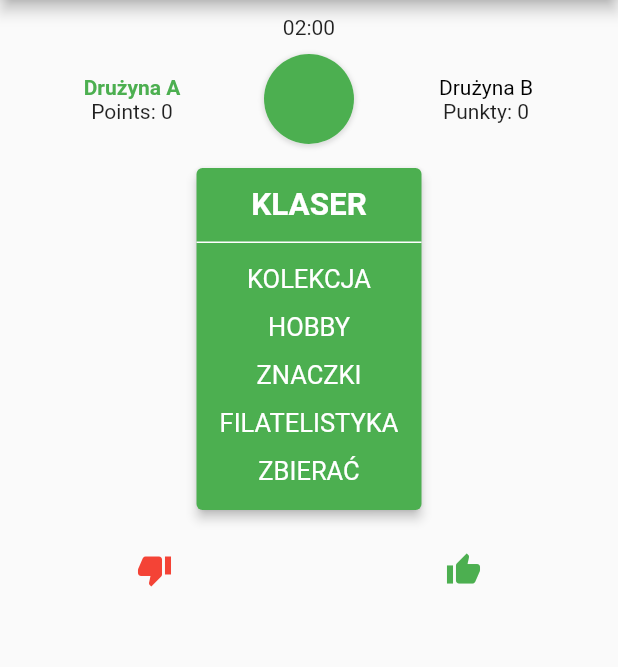
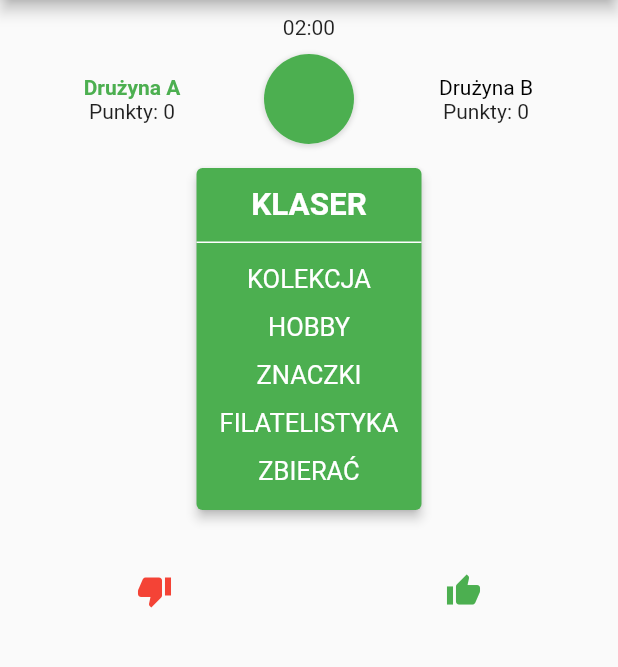
Before and after one commit to kluku/tabu, a Flutter app: the screen it shows after launch, on a phone screen of 412 x 824 dp, the part 84-751 px from its top. Run offline on Flutter 3.47's test engine with Material 2 defaults, Android fonts, the phone set to English and light mode, and no system bars.

Commit message:
Points -> Punkty

```diff
--- a/lib/main.dart
+++ b/lib/main.dart
@@ -214,7 +214,7 @@ class _GameViewState extends State<GameView> {
     return new Card(
       color: Colors.green,
       elevation: 3.0,
-      margin: new EdgeInsets.fromLTRB(16.0, 16.0, 16.0, 16.0),
+      margin: new EdgeInsets.fromLTRB(16.0, 16.0, 16.0, 30.0),
       child: new Column(
           crossAxisAlignment: CrossAxisAlignment.center,
           mainAxisSize: MainAxisSize.min,
@@ -266,7 +266,7 @@ class _GameViewState extends State<GameView> {
                     color: team == Team.A ? Colors.green : Colors.black,
                     fontWeight:
                         team == Team.A ? FontWeight.bold : FontWeight.normal)),
-            new Text('Points: $pointsA'),
+            new Text('Punkty: $pointsA'),
           ])),
           new TimerView(key: timerKey),
           new Expanded(
```
Also changed, not shown: 2 other files.
